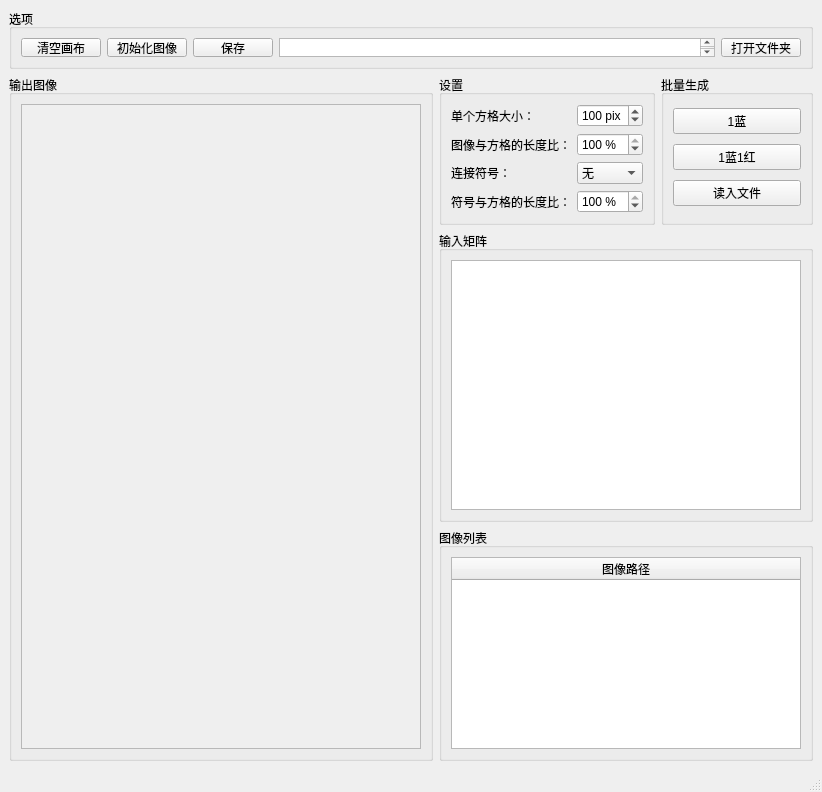
First picture: the form in forms/mainwindow.ui, repository FelixLin99/ImgInGrid, before the edit.
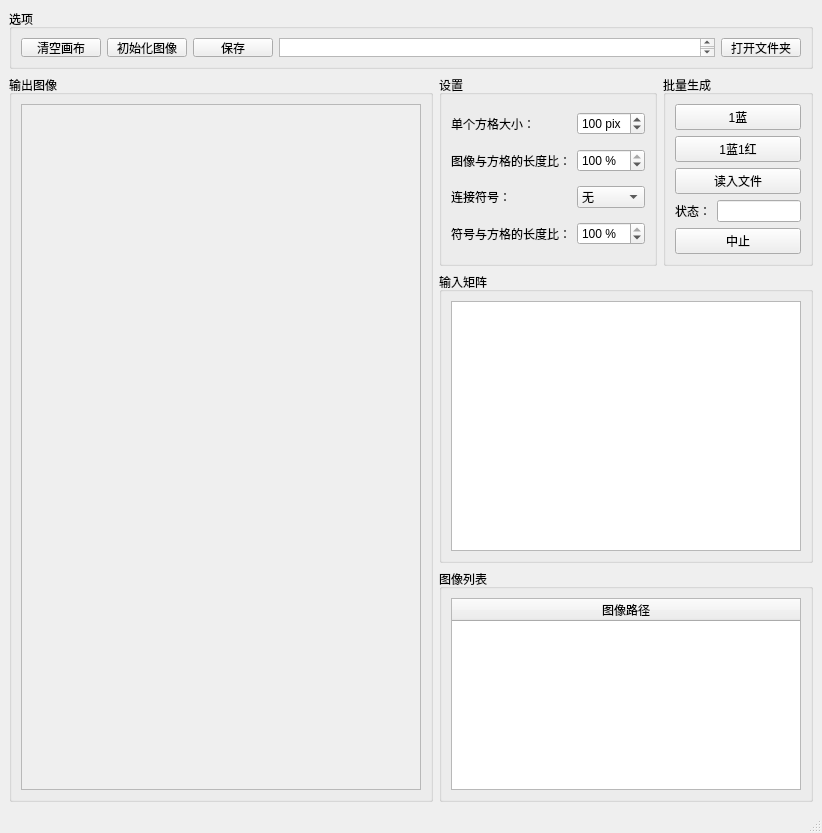
Second picture: the form after the edit.

```diff
--- a/forms/mainwindow.ui
+++ b/forms/mainwindow.ui
@@ -7,7 +7,7 @@
     <x>0</x>
     <y>0</y>
     <width>814</width>
-    <height>784</height>
+    <height>826</height>
    </rect>
   </property>
   <property name="windowTitle">
@@ -124,7 +124,7 @@
             <x>0</x>
             <y>0</y>
             <width>398</width>
-            <height>616</height>
+            <height>658</height>
            </rect>
           </property>
          </widget>
@@ -256,31 +256,64 @@
         <verstretch>0</verstretch>
        </sizepolicy>
       </property>
+      <property name="maximumSize">
+       <size>
+        <width>150</width>
+        <height>16777215</height>
+       </size>
+      </property>
+      <property name="sizeIncrement">
+       <size>
+        <width>0</width>
+        <height>0</height>
+       </size>
+      </property>
       <property name="title">
        <string>批量生成</string>
       </property>
-      <layout class="QVBoxLayout" name="verticalLayout">
-       <item>
+      <layout class="QGridLayout" name="gridLayout_6">
+       <item row="3" column="0">
+        <widget class="QLabel" name="label_5">
+         <property name="text">
+          <string>状态：</string>
+         </property>
+        </widget>
+       </item>
+       <item row="0" column="0" colspan="2">
         <widget class="QPushButton" name="pbtn1Blue">
          <property name="text">
           <string>1蓝</string>
          </property>
         </widget>
        </item>
-       <item>
+       <item row="1" column="0" colspan="2">
         <widget class="QPushButton" name="pbtn1Blue1Red">
          <property name="text">
           <string>1蓝1红</string>
          </property>
         </widget>
        </item>
-       <item>
+       <item row="3" column="1">
+        <widget class="QLineEdit" name="lnBatStatus">
+         <property name="readOnly">
+          <bool>true</bool>
+         </property>
+        </widget>
+       </item>
+       <item row="2" column="0" colspan="2">
         <widget class="QPushButton" name="pbtnFin">
          <property name="text">
           <string>读入文件</string>
          </property>
         </widget>
        </item>
+       <item row="4" column="0" colspan="2">
+        <widget class="QPushButton" name="pbtnBreak">
+         <property name="text">
+          <string>中止</string>
+         </property>
+        </widget>
+       </item>
       </layout>
      </widget>
     </item>
```
